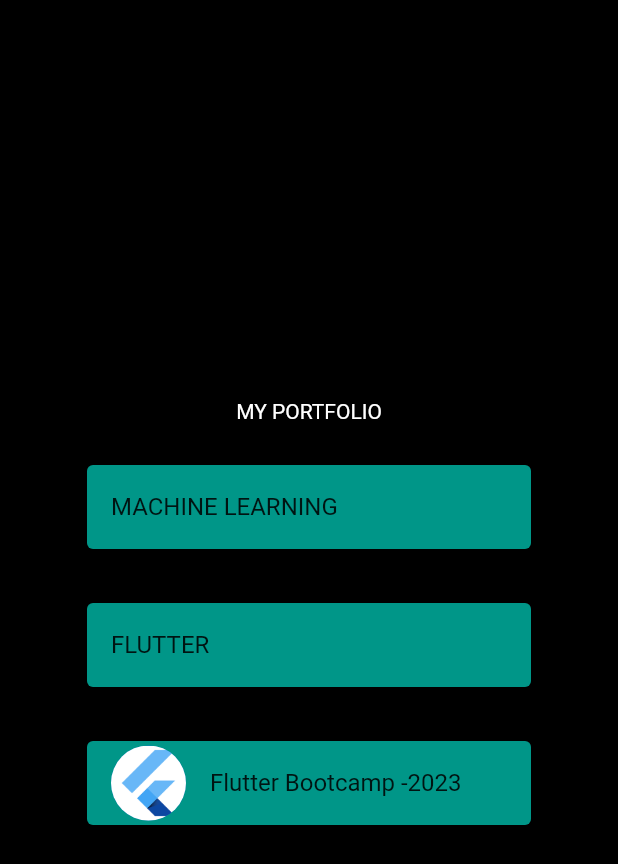
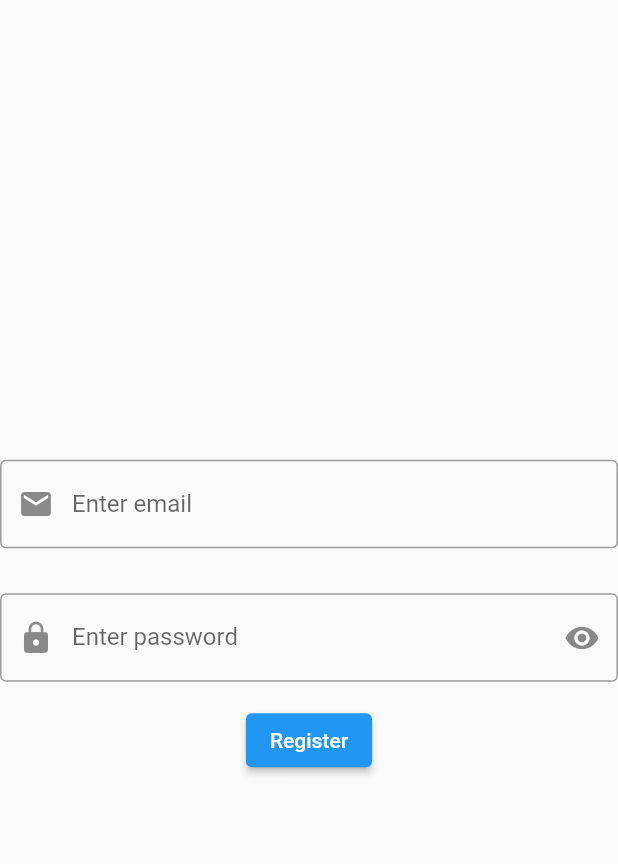
Before and after one commit to Mikhelmariya/chat_app, a Flutter app: the screen it shows after launch, on a phone screen of 412 x 824 dp. Shown: the top 864 px of the screen. Run offline on Flutter 3.47's test engine with Material 2 defaults, Android fonts, the phone set to English and light mode, and no system bars; our stand-ins replace animated_text_kit, carousel_slider, cloud_firestore, firebase_auth, firebase_core, go_router; accounts and stored records are empty.

Commit message:
firebase registration done

```diff
--- a/lib/model/projects.dart
+++ b/lib/model/projects.dart
@@ -1,16 +1,16 @@
-import 'package:flash_chat/widgets/my_apps.dart';
+// import 'package:flash_chat/widgets/my_apps.dart';
 
-List<My_App> app = [
-  My_App(
-    title: "Bible Verse Generator",
-    description: "This app generates random bible verse on tapping the button",
-    image: "images/bible.png",
-    link: "",
-  ),
-  My_App(
-    title: "Tic Tac Toe ",
-    description: "Try this out ",
-    image: "images/xox.png",
-    link: "",
-  ),
-];
+// List<My_App> app = [
+//   My_App(
+//     title: "Bible Verse Generator",
+//     description: "This app generates random bible verse on tapping the button",
+//     image: "images/bible.png",
+//     link: "",
+//   ),
+//   My_App(
+//     title: "Tic Tac Toe ",
+//     description: "Try this out ",
+//     image: "images/xox.png",
+//     link: "",
+//   ),
+// ];
--- a/lib/routes/add_routes.dart
+++ b/lib/routes/add_routes.dart
@@ -1,3 +1,4 @@
+import 'package:flash_chat/screens/registration_screen.dart';
 import 'package:flash_chat/screens/welcome_screen.dart';
 import 'package:flutter/material.dart';
 import 'package:go_router/go_router.dart';
@@ -12,7 +13,14 @@ class Addroutes {
     routes: [
       GoRoute(
         path: '/',
-        name: Constant.WelcomeScreenRouteName,
+        name: RegistrationScreen.id,
+        pageBuilder: (context, state) {
+          return MaterialPage(child: RegistrationScreen());
+        },
+      ),
+      GoRoute(
+        path: '/welcomescreen',
+        name: WelcomeScreen.id,
         pageBuilder: (context, state) {
           return MaterialPage(child: WelcomeScreen());
         },
--- /dev/null
+++ b/lib/screens/registration_screen.dart
@@ -0,0 +1,74 @@
+import 'package:flash_chat/screens/welcome_screen.dart';
+import 'package:flutter/material.dart';
+import 'package:firebase_auth/firebase_auth.dart';
+import 'package:go_router/go_router.dart';
+
+class RegistrationScreen extends StatefulWidget {
+  const RegistrationScreen({super.key});
+  static const String id = "registration";
+
+  @override
+  State<RegistrationScreen> createState() => _RegistrationScreenState();
+}
+
+final _auth = FirebaseAuth.instance;
+TextEditingController emailcontroller = new TextEditingController();
+TextEditingController passwordcontroller = new TextEditingController();
+
+class _RegistrationScreenState extends State<RegistrationScreen> {
+  @override
+  Widget build(BuildContext context) {
+    return MaterialApp(
+      home: Scaffold(
+        body: Center(
+          child: Column(
+            mainAxisAlignment: MainAxisAlignment.center,
+            children: [
+              TextFormField(
+                keyboardType: TextInputType.emailAddress,
+                controller: emailcontroller,
+                decoration: InputDecoration(
+                  labelText: "Enter email",
+                  border: OutlineInputBorder(),
+                  prefixIcon: Icon(Icons.email),
+                ),
+              ),
+              SizedBox(
+                height: 30,
+              ),
+              TextFormField(
+                keyboardType: TextInputType.visiblePassword,
+                controller: passwordcontroller,
+                obscureText: true, //to be seen like dots
+                decoration: InputDecoration(
+                    labelText: "Enter password",
+                    border: OutlineInputBorder(),
+                    prefixIcon: Icon(Icons.lock),
+                    suffixIcon: Icon(Icons.remove_red_eye)),
+              ),
+              SizedBox(
+                height: 15,
+              ),
+              ElevatedButton(
+                  onPressed: () async {
+                    try {
+                      final newuser = await FirebaseAuth.instance
+                          .createUserWithEmailAndPassword(
+                              email: emailcontroller.text,
+                              password: passwordcontroller.text);
+                      if (newuser != null) {
+                        GoRouter.of(context).pushNamed(WelcomeScreen.id);
+                      }
+                    } catch (e) {
+                      print("error");
+                      print(e);
+                    }
+                  },
+                  child: Text("Register"))
+            ],
+          ),
+        ),
+      ),
+    );
+  }
+}
--- a/lib/screens/welcome_screen.dart
+++ b/lib/screens/welcome_screen.dart
@@ -1,3 +1,4 @@
+import 'package:firebase_auth/firebase_auth.dart';
 import 'package:flash_chat/screens/apps.dart';
 import 'package:flash_chat/screens/flutterbootcamp.dart';
 import 'package:flash_chat/screens/ui_ux.dart';
@@ -9,17 +10,34 @@ import '../widgets/welcome_screen_card.dart';
 
 class WelcomeScreen extends StatefulWidget {
   const WelcomeScreen({super.key});
+  static const String id = "welcomescreen";
   @override
   State<WelcomeScreen> createState() => _WelcomeScreenState();
+}
+
+final _auth = FirebaseAuth.instance;
+
+void getCurrentUser() async {
+  try {
+    final user = await _auth.currentUser!;
+    if (user != null) {
+      var loggedinuser = user;
+      print(loggedinuser.email);
+    }
+  } catch (e) {
+    print(e);
+  }
 }
 
 class _WelcomeScreenState extends State<WelcomeScreen>
     with TickerProviderStateMixin {
   late AnimationController controller;
   late Animation animation;
+
   @override
   void initState() {
     super.initState();
+    getCurrentUser();
     controller =
         AnimationController(vsync: this, duration: Duration(seconds: 2));
     animation = ColorTween(begin: Colors.teal.shade500, end: Colors.black)
@@ -62,7 +80,7 @@ class _WelcomeState extends State<Welcome> {
         mainAxisAlignment: MainAxisAlignment.center,
         children: [
           TyperAnimatedTextKit(
-            text: ["MY PORTFOLIO"],
+            text: ["MY Works"],
             textStyle: TextStyle(color: Colors.white),
           ),
           SizedBox(
@@ -94,19 +112,8 @@ class _WelcomeState extends State<Welcome> {
               onPressed: (() {
                 GoRouter.of(context).pushNamed(FlutterBootCamp.id);
               }),
-              child: Card(
-                color: Colors.teal,
-                margin: EdgeInsets.only(left: 50, right: 50),
-                child: ListTile(
-                  leading: Hero(
-                    tag: "flutterlogo",
-                    child: CircleAvatar(
-                      radius: 25,
-                      backgroundImage: AssetImage("images/flutterlogo.png"),
-                    ),
-                  ),
-                  title: Text("Flutter Bootcamp -2023 "),
-                ),
+              child: Welcome_screen_card(
+                text: 'REACT WEBSITES',
               )),
         ],
       ),
--- a/pubspec.yaml
+++ b/pubspec.yaml
@@ -34,11 +34,15 @@ dependencies:
   go_router: ^6.2.0
   animated_text_kit: ^4.2.2
   carousel_slider: ^4.2.1
+  firebase_core: ^2.8.0
+  firebase_auth: ^4.3.0
+  cloud_firestore: ^4.4.5
 
 
   # The following adds the Cupertino Icons font to your application.
   # Use with the CupertinoIcons class for iOS style icons.
   cupertino_icons: ^1.0.2
+  url_launcher: ^6.1.7
 
 dev_dependencies:
   flutter_test:
```
Also changed, not shown: lib/main.dart (+7 -1 lines), lib/screens/apps.dart (+15 -5 lines), lib/widgets/my_apps.dart (+9 -6 lines), lib/widgets/welcome_screen_card.dart (+15 -0 lines), lib/firebase_options.dart (added), pubspec.lock, 12 other files.
